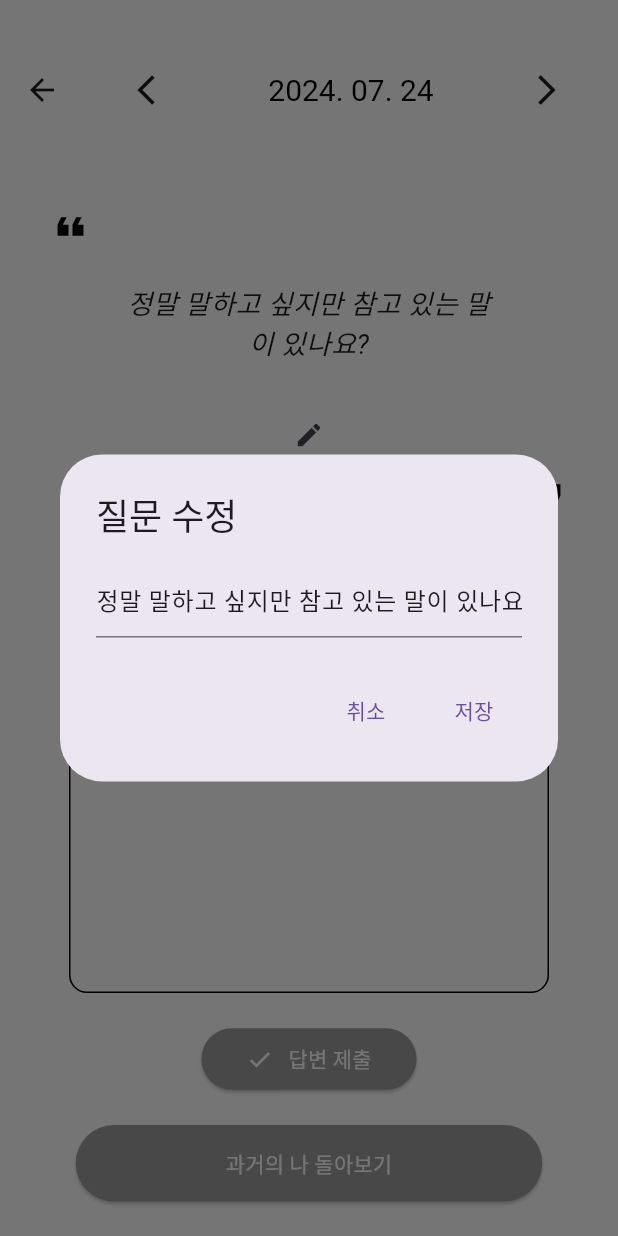
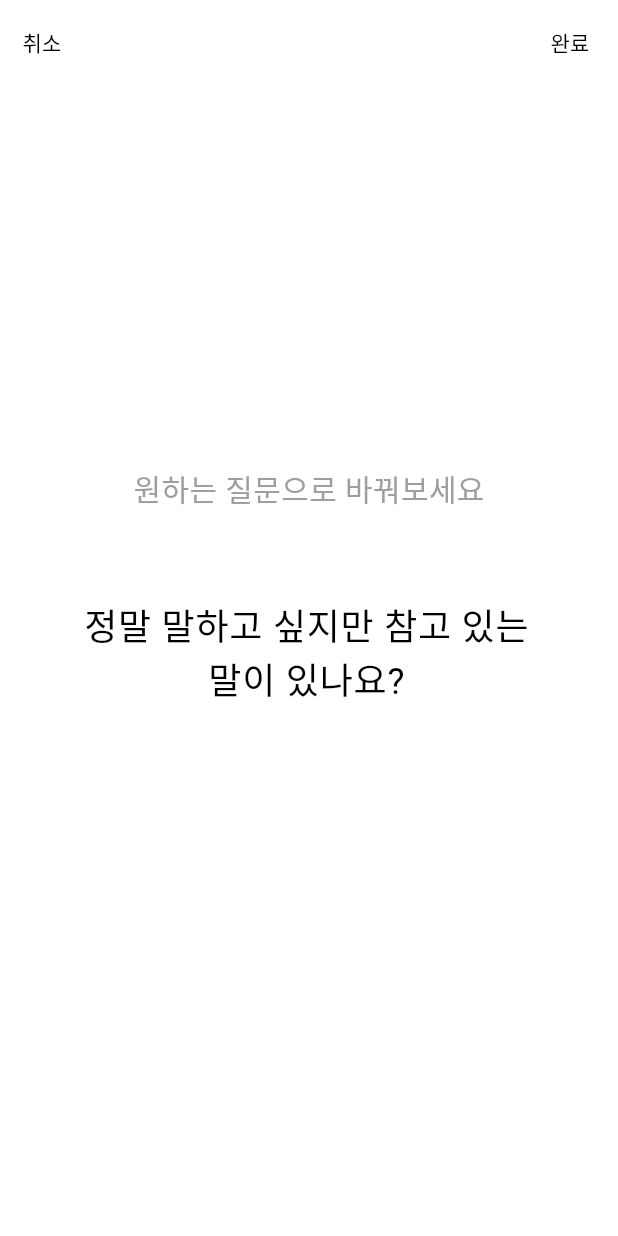
Before and after one commit to Dayoung331/madcamp_week4, a Flutter app: the QuestionScreen screen opened directly, after a tap on the "edit" icon, on a phone screen of 412 x 824 dp. Run offline on Flutter 3.47's test engine with Material 3 defaults, Android fonts, the phone set to English and light mode, and no system bars; our stand-ins replace lottie, shared_preferences, table_calendar; accounts and stored records are empty; Roboto replaces fonts that are missing (AppleMyungjo, NotoSerifKR).

Commit message:
디자인 컨셉 블랙으로 수정

```diff
--- a/lib/screens/entry_list.dart
+++ b/lib/screens/entry_list.dart
@@ -24,7 +24,7 @@ class EntryList extends StatelessWidget {
           elevation: 0,
           margin: EdgeInsets.only(left: 8.0, right: 8.0, bottom: 16.0),
           child: Padding(
-            padding: const EdgeInsets.all(16.0),
+            padding: const EdgeInsets.only(left: 16.0, right: 16.0, bottom: 16.0),
             child: Column(
               crossAxisAlignment: CrossAxisAlignment.start,
               children: [
--- a/lib/screens/question_screen.dart
+++ b/lib/screens/question_screen.dart
@@ -143,28 +143,90 @@ class _QuestionScreenState extends State<QuestionScreen> {
         context: context,
         builder: (BuildContext context) {
           return AlertDialog(
-          title: Text('답변을 다시 제출하시겠습니까?'),
-          content: Text('기존 답변이 덮어씌워집니다. 계속하시겠습니까?'),
+            shape: RoundedRectangleBorder(
+              borderRadius: BorderRadius.circular(12),
+            ),
+            backgroundColor: Colors.white, // 배경색을 흰색으로 설정
+            titlePadding: EdgeInsets.all(0),
+            contentPadding: EdgeInsets.all(0),
+            actionsPadding: EdgeInsets.symmetric(horizontal: 10, vertical: 5),
+            content: Container(
+              padding: EdgeInsets.symmetric(horizontal: 20, vertical: 20),
+              decoration: BoxDecoration(
+                color: Colors.white, // 배경색을 흰색으로 설정
+                borderRadius: BorderRadius.circular(12),
+              ),
+              child: Column(
+                mainAxisSize: MainAxisSize.min,
+                children: [
+                  Icon(
+                    Icons.error_outline,
+                    color: Colors.black,
+                    size: 40,
+                  ),
+                  SizedBox(height: 20),
+                  Text(
+                    '기존 답변이 덮어씌워집니다. 계속하시겠습니까?',
+                    style: TextStyle(
+                      fontSize: 16,
+                      fontFamily: 'NotoSerifKR',
+                    ),
+                  ),
+                ],
+              ),
+            ),
             actions: [
-            TextButton(
+              Padding(
+                padding: const EdgeInsets.symmetric(horizontal: 10.0, vertical: 10.0),
+                child: Row(
+                  mainAxisAlignment: MainAxisAlignment.spaceBetween,
+                  children: [
+                    Expanded(
+                      child: TextButton(
+                        style: TextButton.styleFrom(
+                          backgroundColor: Colors.grey[200],
+                          shape: RoundedRectangleBorder(
+                            borderRadius: BorderRadius.circular(8),
+                          ),
+                          padding: EdgeInsets.symmetric(vertical: 12),
+                        ),
+                        child: Text(
+                          '취소',
+                          style: TextStyle(
+                            fontFamily: 'NotoSerifKR',
+                            color: Colors.black,
+                          ),
+                        ),
                         onPressed: () {
                           Navigator.of(context).pop();
                         },
-              child: Text('아니요'),
                       ),
-            TextButton(
+                    ),
+                    SizedBox(width: 10), // 버튼 간격 조정
+                    Expanded(
+                      child: TextButton(
+                        style: TextButton.styleFrom(
+                          backgroundColor: Colors.black,
+                          shape: RoundedRectangleBorder(
+                            borderRadius: BorderRadius.circular(8),
+                          ),
+                          padding: EdgeInsets.symmetric(vertical: 12),
+                        ),
+                        child: Text(
+                          '예',
+                          style: TextStyle(
+                            fontFamily: 'NotoSerifKR',
+                            color: Colors.white,
+                          ),
+                        ),
                         onPressed: () {
+                          Navigator.of(context).pop();
                           _saveAnswer(dateKey, newAnswer);
-                _answerController.clear();
-                setState(() {
-                  _isAnswerSubmitted = true;
-                });
-                Navigator.of(context).pop();
-                print("Answer resubmitted: $newAnswer for date: $dateKey");
-                _showSnackbar("답변이 제출되었습니다!"); // Snackbar 표시
-                _showRevealAnimation(); // 애니메이션 실행
                         },
-              child: Text('예'),
+                      ),
+                    ),
+                  ],
+                ),
               ),
             ],
           );
@@ -202,41 +264,21 @@ class _QuestionScreenState extends State<QuestionScreen> {
     }
   }
 
-  void _showEditQuestionDialog(int dayOfYear) {
-    TextEditingController questionController = TextEditingController(text: _questions[dayOfYear - 1]);
-    showDialog(
-      context: context,
-      builder: (BuildContext context) {
-        return AlertDialog(
-          title: Text('질문 수정'),
-          content: TextField(
-            controller: questionController,
-            decoration: InputDecoration(
-              hintText: '질문을 입력하세요',
+  void _navigateToEditQuestionScreen(int dayOfYear, String question) async {
+    final result = await Navigator.push(
+      context,
+      MaterialPageRoute(
+        builder: (context) => EditQuestionScreen(dayOfYear: dayOfYear, question: question),
       ),
-          ),
-          actions: [
-            TextButton(
-              onPressed: () {
-                Navigator.of(context).pop();
-              },
-              child: Text('취소'),
-            ),
-            TextButton(
-              onPressed: () {
+    );
+
+    if (result != null && result is String) {
       setState(() {
-                  _questions[dayOfYear - 1] = questionController.text;
+        _questions[dayOfYear - 1] = result;
       });
       _saveQuestions();
-                Navigator.of(context).pop();
       _showSnackbar("질문이 수정되었습니다!");
-              },
-              child: Text('저장'),
-            ),
-          ],
-        );
-      },
-    );
+    }
   }
 
   @override
@@ -293,7 +335,7 @@ class _QuestionScreenState extends State<QuestionScreen> {
         child: Stack(
           children: [
             SingleChildScrollView(
-              padding: const EdgeInsets.all(16.0),
+              padding: const EdgeInsets.only(left: 16.0, right: 16.0),
               child: Column(
                 mainAxisAlignment: MainAxisAlignment.start, // 상단 정렬
                 children: [
@@ -329,8 +371,10 @@ class _QuestionScreenState extends State<QuestionScreen> {
                   ),
                   IconButton(
                     icon: Icon(Icons.edit, size: 20),
+                    padding: EdgeInsets.zero,
+                    constraints: BoxConstraints(),
                     onPressed: () {
-                      _showEditQuestionDialog(dayOfYear);
+                      _navigateToEditQuestionScreen(dayOfYear, question);
                     },
                   ),
                   Align(
@@ -350,7 +394,7 @@ class _QuestionScreenState extends State<QuestionScreen> {
                     ),
                     child: TextField(
                       controller: _answerController,
-                      maxLines: 10,
+                      maxLines: 9,
                       decoration: InputDecoration(
                         border: InputBorder.none,
                         hintText: '답변',
@@ -365,8 +409,9 @@ class _QuestionScreenState extends State<QuestionScreen> {
                     onPressed: _submitAnswer,
                     style: ElevatedButton.styleFrom(
                       foregroundColor: Colors.white,
-                      backgroundColor: _isAnswerSubmitted ? Colors.green : Colors.grey,
-                      padding: EdgeInsets.symmetric(horizontal: 30, vertical: 10), // 버튼 크기 조정
+                      backgroundColor: _isAnswerSubmitted ? Color(0xFF252525) : Color(0xFF979797),
+                      padding: EdgeInsets.symmetric(horizontal: 112, vertical: 10), // 버튼 크기 조정
+                      minimumSize: Size(250, 50),
                     ),
                     child: Row(
                       mainAxisSize: MainAxisSize.min,
@@ -402,7 +447,7 @@ class _QuestionScreenState extends State<QuestionScreen> {
                     },
                     style: ElevatedButton.styleFrom(
                       foregroundColor: Colors.white,
-                      backgroundColor: Colors.grey,
+                      backgroundColor: Color(0xFF979797),
                       padding: EdgeInsets.symmetric(horizontal: 100, vertical: 15),
                       minimumSize: Size(250, 50), // 버튼의 최소 크기 설정
                     ),
@@ -432,3 +477,73 @@ class _QuestionScreenState extends State<QuestionScreen> {
     );
   }
 }
+
+class EditQuestionScreen extends StatelessWidget {
+  final int dayOfYear;
+  final String question;
+  final TextEditingController _controller;
+
+  EditQuestionScreen({required this.dayOfYear, required this.question}) : _controller = TextEditingController(text: question);
+
+  @override
+  Widget build(BuildContext context) {
+    return Scaffold(
+      appBar: AppBar(
+        backgroundColor: Colors.white,
+        elevation: 0,
+        centerTitle: true,
+        leading: // 왼쪽 패딩 추가
+          TextButton(
+            onPressed: () {
+              Navigator.of(context).pop();
+            },
+            child: Text('취소', style: TextStyle(color: Colors.black, fontFamily: 'AppleMyungjo')),
+        ),
+        actions: [
+            TextButton(
+              onPressed: () {
+                Navigator.of(context).pop(_controller.text);
+              },
+              child: Text('완료', style: TextStyle(color: Colors.black, fontFamily: 'AppleMyungjo')),
+            ),
+        ],
+      ),
+      backgroundColor: Colors.white,
+      body: Padding(
+        padding: const EdgeInsets.all(25.0),
+        child: Column(
+          mainAxisAlignment: MainAxisAlignment.start,
+          children: [
+            Padding(
+              padding: const EdgeInsets.symmetric(horizontal: 25.0),
+              child: Column(
+                children: [
+                  SizedBox(height: 230),
+                  Text(
+                    '원하는 질문으로 바꿔보세요',
+                    style: TextStyle(
+                      fontSize: 20,
+                      color: Colors.grey,
+                      fontFamily: 'AppleMyungjo',
+                    ),
+                  ),
+                  SizedBox(height: 50),
+                  TextField(
+                    controller: _controller,
+                    textAlign: TextAlign.center,
+                    style: TextStyle(fontSize: 24, color: Colors.black, fontFamily: 'AppleMyungjo'),
+                    maxLines: null, // 여러 줄에 걸쳐서 텍스트를 표시할 수 있도록 설정
+                    decoration: InputDecoration(
+                      border: InputBorder.none,
+                      hintText: '질문을 입력하세요',
+                    ),
+                  ),
+                ],
+              ),
+            ),
+          ],
+        ),
+      ),
+    );
+  }
+}
```
Also changed, not shown: lib/screens/past_answers_screen.dart (+34 -5 lines). Lines whose indentation alone changed are shown as unchanged.
